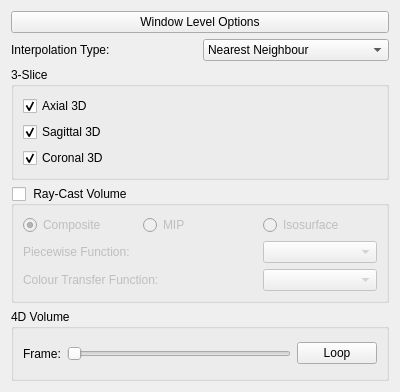
Above: rtUI/volume3DOptions.ui from pengwg/vurtigo before the change. Below: the same form after it.
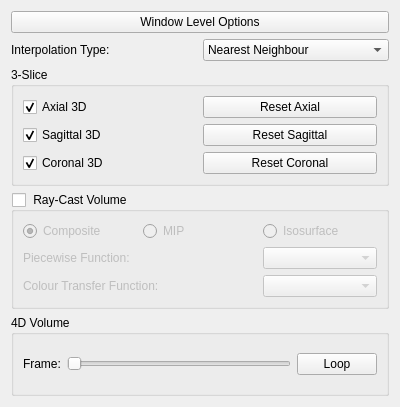
That is the form after the change.

Commit message:
Added the reset button for the 3 planes for the volume. BugID:644 Analysis:Added the reset button for the 3 planes for the volume.
Resolution:

Reviewed by:

Patch:
```diff
--- a/rtUI/volume3DOptions.ui
+++ b/rtUI/volume3DOptions.ui
@@ -7,7 +7,7 @@
     <x>0</x>
     <y>0</y>
     <width>400</width>
-    <height>392</height>
+    <height>407</height>
    </rect>
   </property>
   <property name="windowTitle">
@@ -89,6 +89,27 @@
           </property>
          </widget>
         </item>
+        <item row="0" column="1">
+         <widget class="QPushButton" name="axialResetButton">
+          <property name="text">
+           <string>Reset Axial</string>
+          </property>
+         </widget>
+        </item>
+        <item row="1" column="1">
+         <widget class="QPushButton" name="sagittalResetButton">
+          <property name="text">
+           <string>Reset Sagittal</string>
+          </property>
+         </widget>
+        </item>
+        <item row="2" column="1">
+         <widget class="QPushButton" name="coronalResetButton">
+          <property name="text">
+           <string>Reset Coronal</string>
+          </property>
+         </widget>
+        </item>
        </layout>
       </widget>
      </item>
```
The commit also changes 11 other files.
